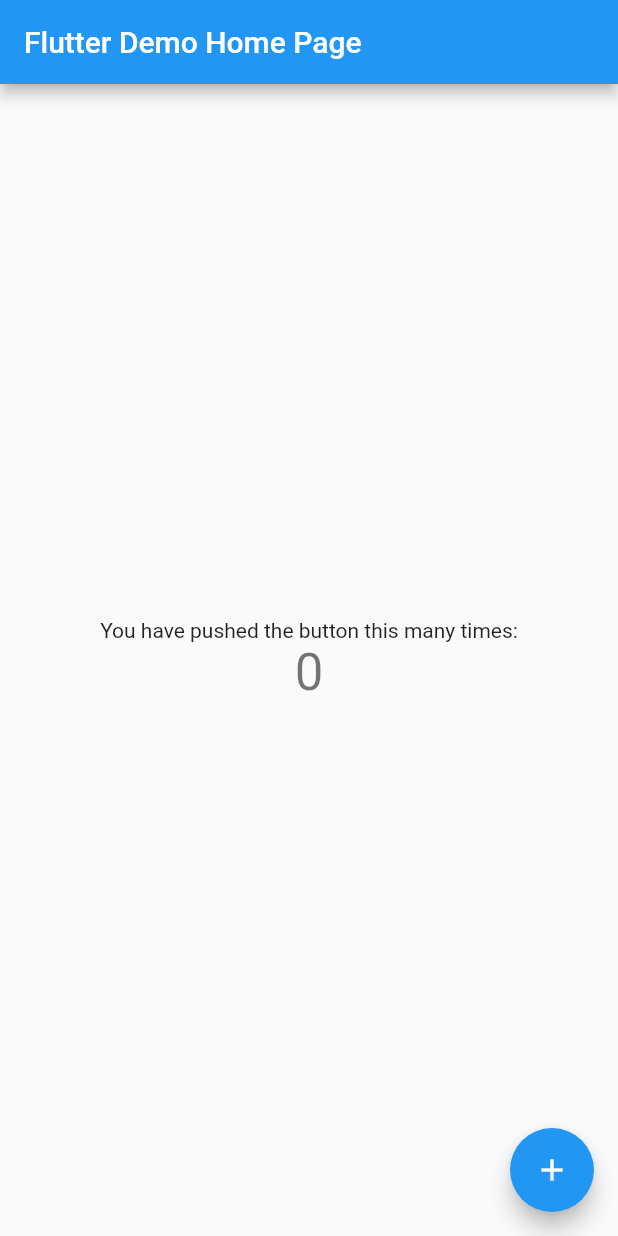
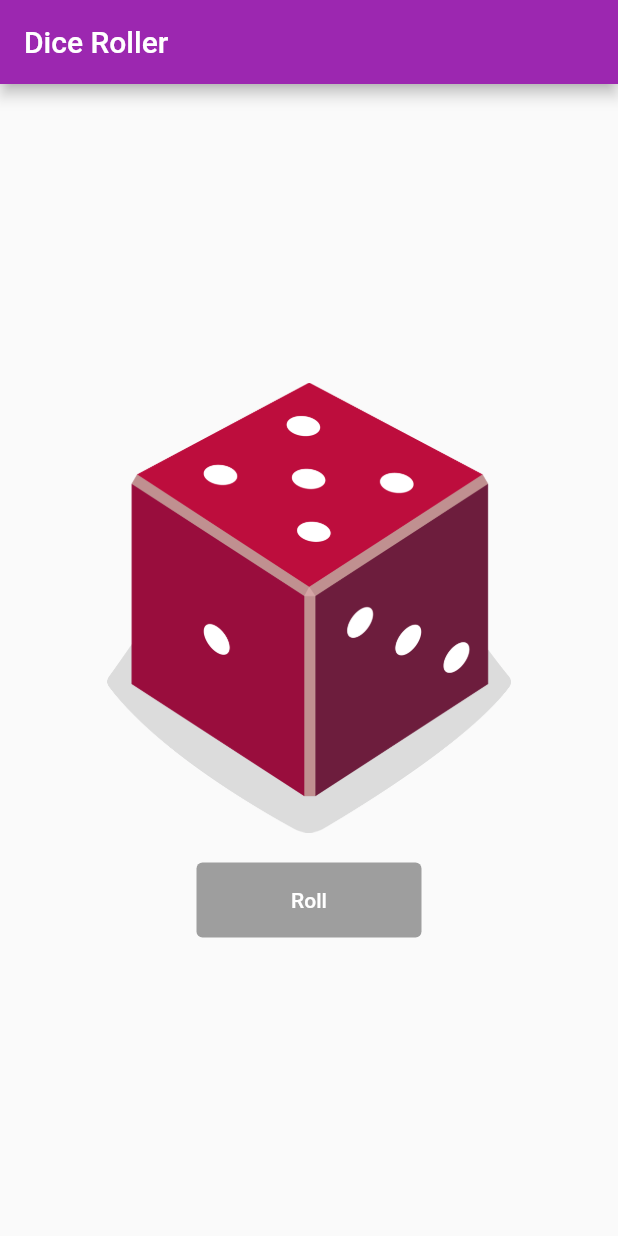
Before and after one commit to dalamilla/programming-dart, a Flutter app: the screen it shows after launch, on a phone screen of 412 x 824 dp. Run offline on Flutter 3.47's test engine with Material 2 defaults, Android fonts, the phone set to English and light mode, and no system bars.

Commit message:
add dice roller project

```diff
--- a/dice-roller/lib/main.dart
+++ b/dice-roller/lib/main.dart
@@ -1,3 +1,4 @@
+import 'package:dice_roller/screens/dice_roller.dart';
 import 'package:flutter/material.dart';
 
 void main() {
@@ -7,109 +8,16 @@
 class MyApp extends StatelessWidget {
   const MyApp({Key? key}) : super(key: key);
 
-  // This widget is the root of your application.
   @override
   Widget build(BuildContext context) {
     return MaterialApp(
-      title: 'Flutter Demo',
+      title: 'Dice Roller',
       theme: ThemeData(
-        // This is the theme of your application.
-        //
-        // Try running your application with "flutter run". You'll see the
-        // application has a blue toolbar. Then, without quitting the app, try
-        // changing the primarySwatch below to Colors.green and then invoke
-        // "hot reload" (press "r" in the console where you ran "flutter run",
-        // or simply save your changes to "hot reload" in a Flutter IDE).
-        // Notice that the counter didn't reset back to zero; the application
-        // is not restarted.
-        primarySwatch: Colors.blue,
+        primarySwatch: Colors.purple,
       ),
-      home: const MyHomePage(title: 'Flutter Demo Home Page'),
+      home: const DiceRollerPage(
+        title: 'Dice Roller',
+      ),
     );
   }
 }
-
-class MyHomePage extends StatefulWidget {
-  const MyHomePage({Key? key, required this.title}) : super(key: key);
-
-  // This widget is the home page of your application. It is stateful, meaning
-  // that it has a State object (defined below) that contains fields that affect
-  // how it looks.
-
-  // This class is the configuration for the state. It holds the values (in this
-  // case the title) provided by the parent (in this case the App widget) and
-  // used by the build method of the State. Fields in a Widget subclass are
-  // always marked "final".
-
-  final String title;
-
-  @override
-  State<MyHomePage> createState() => _MyHomePageState();
-}
-
-class _MyHomePageState extends State<MyHomePage> {
-  int _counter = 0;
-
-  void _incrementCounter() {
-    setState(() {
-      // This call to setState tells the Flutter framework that something has
-      // changed in this State, which causes it to rerun the build method below
-      // so that the display can reflect the updated values. If we changed
-      // _counter without calling setState(), then the build method would not be
-      // called again, and so nothing would appear to happen.
-      _counter++;
-    });
-  }
-
-  @override
-  Widget build(BuildContext context) {
-    // This method is rerun every time setState is called, for instance as done
-    // by the _incrementCounter method above.
-    //
-    // The Flutter framework has been optimized to make rerunning build methods
-    // fast, so that you can just rebuild anything that needs updating rather
-    // than having to individually change instances of widgets.
-    return Scaffold(
-      appBar: AppBar(
-        // Here we take the value from the MyHomePage object that was created by
-        // the App.build method, and use it to set our appbar title.
-        title: Text(widget.title),
-      ),
-      body: Center(
-        // Center is a layout widget. It takes a single child and positions it
-        // in the middle of the parent.
-        child: Column(
-          // Column is also a layout widget. It takes a list of children and
-          // arranges them vertically. By default, it sizes itself to fit its
-          // children horizontally, and tries to be as tall as its parent.
-          //
-          // Invoke "debug painting" (press "p" in the console, choose the
-          // "Toggle Debug Paint" action from the Flutter Inspector in Android
-          // Studio, or the "Toggle Debug Paint" command in Visual Studio Code)
-          // to see the wireframe for each widget.
-          //
-          // Column has various properties to control how it sizes itself and
-          // how it positions its children. Here we use mainAxisAlignment to
-          // center the children vertically; the main axis here is the vertical
-          // axis because Columns are vertical (the cross axis would be
-          // horizontal).
-          mainAxisAlignment: MainAxisAlignment.center,
-          children: <Widget>[
-            const Text(
-              'You have pushed the button this many times:',
-            ),
-            Text(
-              '$_counter',
-              style: Theme.of(context).textTheme.headline4,
-            ),
-          ],
-        ),
-      ),
-      floatingActionButton: FloatingActionButton(
-        onPressed: _incrementCounter,
-        tooltip: 'Increment',
-        child: const Icon(Icons.add),
-      ), // This trailing comma makes auto-formatting nicer for build methods.
-    );
-  }
-}
--- /dev/null
+++ b/dice-roller/lib/screens/dice_roller.dart
@@ -0,0 +1,55 @@
+import 'package:flutter/material.dart';
+import 'dart:math';
+
+class DiceRollerPage extends StatefulWidget {
+  const DiceRollerPage({Key? key, required this.title}) : super(key: key);
+
+  final String title;
+
+  @override
+  State<DiceRollerPage> createState() => _DiceRollerPageState();
+}
+
+class _DiceRollerPageState extends State<DiceRollerPage> {
+  late int _diceNumber = _randonNumber();
+
+  int _randonNumber() {
+    Random rnd = Random();
+    return 1 + rnd.nextInt(6);
+  }
+
+  void _rollDice() {
+    setState(() {
+      _diceNumber = _randonNumber();
+    });
+  }
+
+  @override
+  Widget build(BuildContext context) {
+    return Scaffold(
+      appBar: AppBar(
+          title:
+              Text(widget.title, style: const TextStyle(color: Colors.white))),
+      body: Center(
+        child: Column(
+          mainAxisAlignment: MainAxisAlignment.center,
+          children: <Widget>[
+            Image.asset("assets/images/dice_$_diceNumber.png",
+                height: 300, fit: BoxFit.fill),
+            const SizedBox(height: 20),
+            TextButton(
+              child: const Text("Roll"),
+              onPressed: _rollDice,
+              style: TextButton.styleFrom(
+                minimumSize: const Size(150, 50),
+                primary: Colors.white,
+                backgroundColor: Colors.grey,
+                onSurface: Colors.grey,
+              ),
+            ),
+          ],
+        ),
+      ),
+    );
+  }
+}
```
Also changed, not shown: dice-roller/pubspec.yaml (+7 -3 lines), dice-roller/assets/images/dice_1.png (added), dice-roller/assets/images/dice_2.png (added), dice-roller/assets/images/dice_3.png (added), dice-roller/assets/images/dice_4.png (added), dice-roller/assets/images/dice_5.png (added), dice-roller/assets/images/dice_6.png (added), 1 other file.
